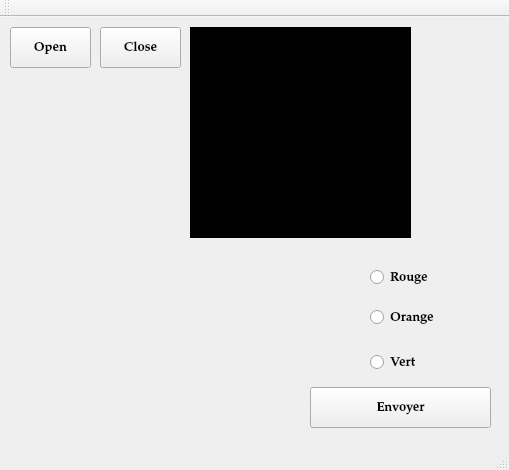
Yoru2136/Mini--Projet1, file Parking/mainwindow.ui: the form before one commit.
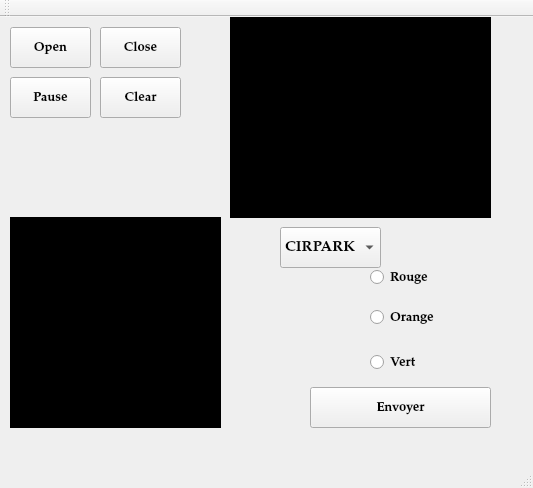
The form after the commit.

```diff
--- a/Parking/mainwindow.ui
+++ b/Parking/mainwindow.ui
@@ -6,8 +6,8 @@
    <rect>
     <x>0</x>
     <y>0</y>
-    <width>509</width>
-    <height>470</height>
+    <width>533</width>
+    <height>488</height>
    </rect>
   </property>
   <property name="windowTitle">
@@ -147,9 +147,9 @@
    <widget class="QLabel" name="label">
     <property name="geometry">
      <rect>
-      <x>190</x>
-      <y>10</y>
-      <width>221</width>
+      <x>10</x>
+      <y>200</y>
+      <width>211</width>
       <height>211</height>
      </rect>
     </property>
@@ -180,6 +180,95 @@
      <set>Qt::AlignLeading|Qt::AlignLeft|Qt::AlignTop</set>
     </property>
    </widget>
+   <widget class="QComboBox" name="comboBox">
+    <property name="geometry">
+     <rect>
+      <x>280</x>
+      <y>210</y>
+      <width>101</width>
+      <height>41</height>
+     </rect>
+    </property>
+    <property name="font">
+     <font>
+      <family>Palatino Linotype</family>
+      <pointsize>11</pointsize>
+      <weight>75</weight>
+      <bold>true</bold>
+     </font>
+    </property>
+    <item>
+     <property name="text">
+      <string>CIRPARK</string>
+     </property>
+    </item>
+    <item>
+     <property name="text">
+      <string>SP157B</string>
+     </property>
+    </item>
+    <item>
+     <property name="text">
+      <string>SP0EB9</string>
+     </property>
+    </item>
+   </widget>
+   <widget class="QTextEdit" name="textEdit">
+    <property name="geometry">
+     <rect>
+      <x>230</x>
+      <y>0</y>
+      <width>261</width>
+      <height>201</height>
+     </rect>
+    </property>
+    <property name="styleSheet">
+     <string notr="true">background-color: rgb(0, 0, 0);
+color: rgb(0, 85, 0);</string>
+    </property>
+   </widget>
+   <widget class="QPushButton" name="pushButton_4">
+    <property name="geometry">
+     <rect>
+      <x>100</x>
+      <y>60</y>
+      <width>81</width>
+      <height>41</height>
+     </rect>
+    </property>
+    <property name="font">
+     <font>
+      <family>Palatino Linotype</family>
+      <pointsize>10</pointsize>
+      <weight>75</weight>
+      <bold>true</bold>
+     </font>
+    </property>
+    <property name="text">
+     <string>Clear</string>
+    </property>
+   </widget>
+   <widget class="QPushButton" name="pushButton_5">
+    <property name="geometry">
+     <rect>
+      <x>10</x>
+      <y>60</y>
+      <width>81</width>
+      <height>41</height>
+     </rect>
+    </property>
+    <property name="font">
+     <font>
+      <family>Palatino Linotype</family>
+      <pointsize>10</pointsize>
+      <weight>75</weight>
+      <bold>true</bold>
+     </font>
+    </property>
+    <property name="text">
+     <string>Pause</string>
+    </property>
+   </widget>
   </widget>
   <widget class="QMenuBar" name="menuBar">
    <property name="geometry">
```
Left out of the diff: 5 changed lines with no effect on the pictures.
